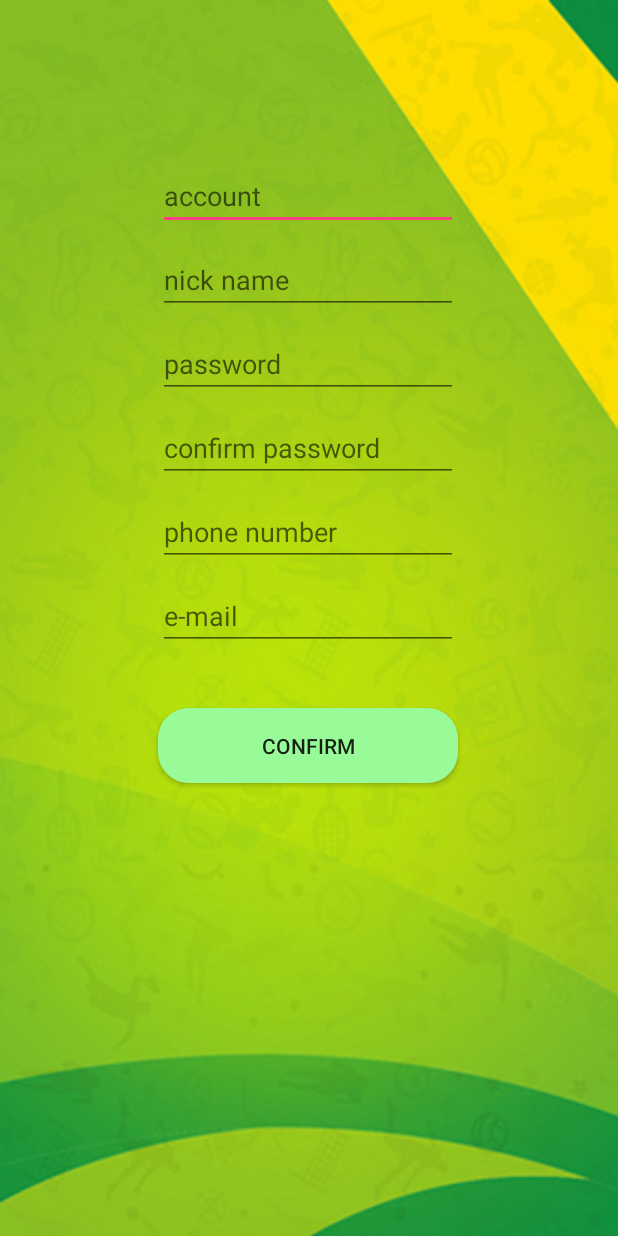
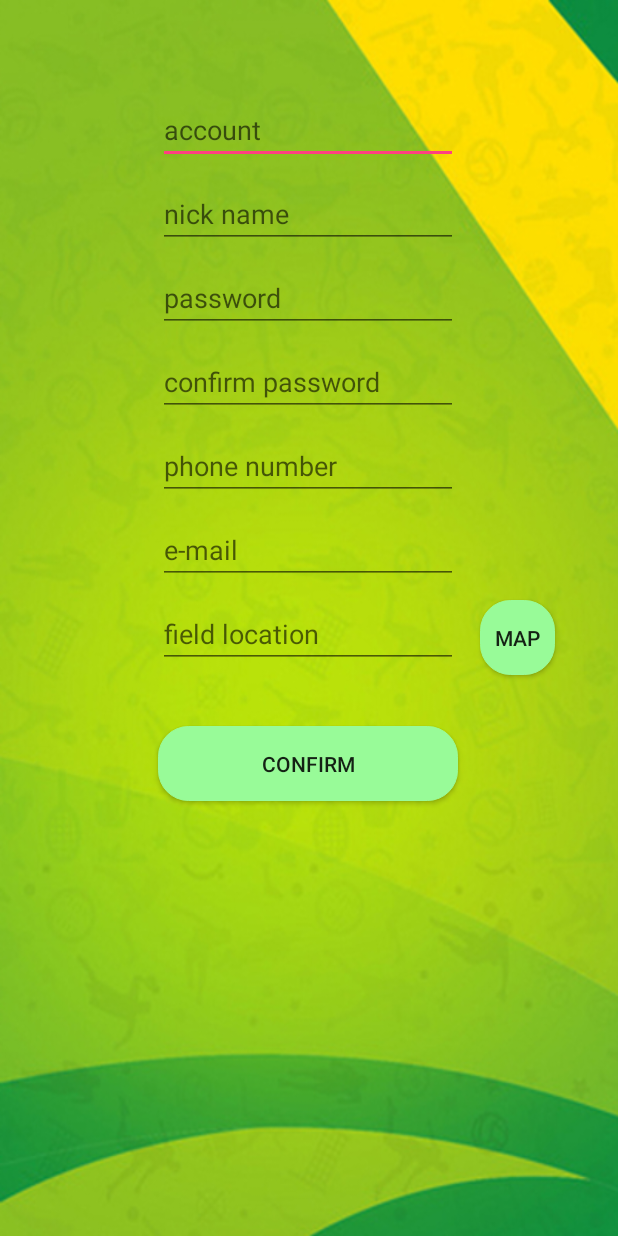
Before and after one commit to pengxianyang/YC, an Android app: the PRegisterActivity screen opened directly, with no data from a screen before it, on a phone screen of 412 x 824 dp. Run offline under Robolectric (Android 15) with nearby library versions, the phone set to English and light mode, and no system bars; Roboto replaces fonts that are not available here.

Commit message:
优化部分UI 加入了管理员注册时选场地的框

```diff
--- a/app/src/main/res/layout/activity_main.xml
+++ b/app/src/main/res/layout/activity_main.xml
@@ -71,7 +71,9 @@
             app:bmb_piecePlaceEnum="piecePlace_dot_6_1"
             app:layout_constraintTop_toTopOf="parent"
             app:layout_constraintRight_toRightOf="parent"
-            app:layout_constraintBottom_toBottomOf="parent"/>
+            app:layout_constraintBottom_toBottomOf="parent"
+            app:bmb_normalColor="@color/lightVyan"
+            app:bmb_dimColor="@color/paleGreen"/>
 
     </android.support.constraint.ConstraintLayout>
 
--- a/app/src/main/res/layout/activity_main_2.xml
+++ b/app/src/main/res/layout/activity_main_2.xml
@@ -71,7 +71,9 @@
             app:bmb_piecePlaceEnum="piecePlace_dot_5_1"
             app:layout_constraintTop_toTopOf="parent"
             app:layout_constraintRight_toRightOf="parent"
-            app:layout_constraintBottom_toBottomOf="parent"/>
+            app:layout_constraintBottom_toBottomOf="parent"
+            app:bmb_normalColor="@color/lightVyan"
+            app:bmb_dimColor="@color/paleGreen"/>
 
     </android.support.constraint.ConstraintLayout>
 
--- a/app/src/main/res/layout/activity_p_register.xml
+++ b/app/src/main/res/layout/activity_p_register.xml
@@ -10,7 +10,7 @@
         android:id="@+id/editText_account"
         android:layout_width="200dp"
         android:layout_height="wrap_content"
-        android:layout_marginTop="108dp"
+        android:layout_marginTop="64dp"
         android:hint="account"
         app:layout_constraintHorizontal_bias="0.497"
         app:layout_constraintLeft_toLeftOf="parent"
@@ -21,7 +21,7 @@
         android:id="@+id/editText_name"
         android:layout_width="200dp"
         android:layout_height="wrap_content"
-        android:layout_marginTop="164dp"
+        android:layout_marginTop="120dp"
         android:hint="nick name"
         app:layout_constraintHorizontal_bias="0.497"
         app:layout_constraintLeft_toLeftOf="parent"
@@ -32,7 +32,7 @@
         android:id="@+id/editText_password"
         android:layout_width="200dp"
         android:layout_height="wrap_content"
-        android:layout_marginTop="220dp"
+        android:layout_marginTop="176dp"
         android:hint="password"
         android:inputType="numberPassword"
         app:layout_constraintHorizontal_bias="0.497"
@@ -44,7 +44,7 @@
         android:id="@+id/editText_confirm_password"
         android:layout_width="200dp"
         android:layout_height="wrap_content"
-        android:layout_marginTop="276dp"
+        android:layout_marginTop="232dp"
         android:hint="confirm password"
         android:inputType="numberPassword"
         app:layout_constraintHorizontal_bias="0.497"
@@ -56,7 +56,7 @@
         android:id="@+id/editText_phone"
         android:layout_width="200dp"
         android:layout_height="wrap_content"
-        android:layout_marginTop="332dp"
+        android:layout_marginTop="288dp"
         android:hint="phone number"
         app:layout_constraintHorizontal_bias="0.497"
         app:layout_constraintLeft_toLeftOf="parent"
@@ -67,8 +67,19 @@
         android:id="@+id/editText_email"
         android:layout_width="200dp"
         android:layout_height="wrap_content"
-        android:layout_marginTop="388dp"
+        android:layout_marginTop="344dp"
         android:hint="e-mail"
+        app:layout_constraintHorizontal_bias="0.497"
+        app:layout_constraintLeft_toLeftOf="parent"
+        app:layout_constraintRight_toRightOf="parent"
+        app:layout_constraintTop_toTopOf="parent" />
+
+    <EditText
+        android:id="@+id/editText_location"
+        android:layout_width="200dp"
+        android:layout_height="wrap_content"
+        android:layout_marginTop="400dp"
+        android:hint="field location"
         app:layout_constraintHorizontal_bias="0.497"
         app:layout_constraintLeft_toLeftOf="parent"
         app:layout_constraintRight_toRightOf="parent"
@@ -78,7 +89,7 @@
         android:id="@+id/button_confirm"
         android:layout_width="200dp"
         android:layout_height="50dp"
-        android:layout_marginTop="472dp"
+        android:layout_marginTop="484dp"
         android:background="@drawable/button_radiaus"
         android:text="confirm"
         app:layout_constraintHorizontal_bias="0.497"
@@ -86,6 +97,17 @@
         app:layout_constraintRight_toRightOf="parent"
         app:layout_constraintTop_toTopOf="parent" />
 
+    <Button
+        android:id="@+id/button_toMap"
+        android:layout_width="50dp"
+        android:layout_height="50dp"
+        android:layout_marginLeft="320dp"
+        android:layout_marginTop="400dp"
+        android:background="@drawable/button_radiaus"
+        android:text="map"
+        app:layout_constraintLeft_toLeftOf="parent"
+        app:layout_constraintTop_toTopOf="parent" />
+
 
 
 </android.support.constraint.ConstraintLayout>
```
Also changed, not shown: app/src/main/res/layout/activity_personal.xml (+15 -11 lines).
